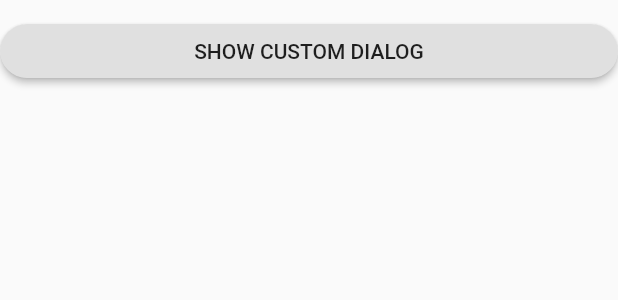
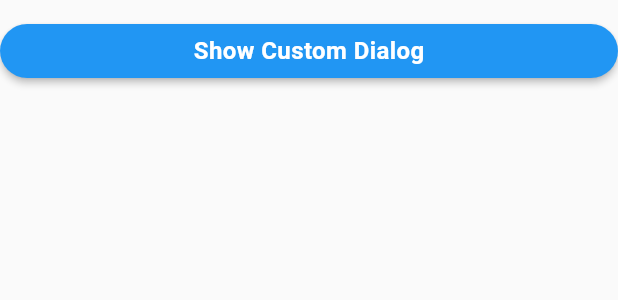
Before and after one commit to amitjangid80/multiutillib_flutter, a Flutter app: the DefaultButton widget shown alone on an empty page, opened directly, on a phone screen of 412 x 824 dp. Shown: the top 300 px of the screen. Run offline on Flutter 3.47's test engine with Material 2 defaults, Android fonts, the phone set to English and light mode, and no system bars; our stand-ins replace device_info, package_info, progress_dialog, shimmer, simple_animations; missing offline and left inert: connectivity_wrapper.

Commit message:
1. Fixed bug in [OTPTextField] widget where entered otp was not available 2. Updated [DefaultButton] to use [ElevatedButton]

```diff
--- a/example/lib/main.dart
+++ b/example/lib/main.dart
@@ -125,7 +125,10 @@ class _MyHomePageState extends State<MyHomePage> with SingleTickerProviderStateM
                 ),
                 const SizedBox(height: 10),
                 LoadingWidget(itemCount: 1),
-                OTPTextField(noOfOtpFields: 6),
+                OTPTextField(
+                  noOfOtpFields: 6,
+                  onCompleted: (_enteredOtp) => debugPrint('entered otp is: $_enteredOtp'),
+                ),
                 const SizedBox(height: 10),
                 RichTextWidget(
                   caption: 'Rich',
--- a/lib/widgets/default_button.dart
+++ b/lib/widgets/default_button.dart
@@ -5,16 +5,25 @@ import 'package:flutter/material.dart';
 /// This widget will build a custom shaped Button
 class DefaultButton extends StatelessWidget {
   final String text;
+  final Color btnColor;
   final Function onPressed;
   final double borderRadius;
+  final TextStyle btnTextStyle;
   final EdgeInsetsGeometry margin;
   final bool isEnabled, isUpperCase;
 
   DefaultButton({
+    this.btnColor,
     this.isEnabled = true,
     this.borderRadius = 24,
     this.isUpperCase = true,
     this.margin = const EdgeInsets.only(top: 10),
+    this.btnTextStyle = const TextStyle(
+      fontSize: 16,
+      letterSpacing: 0.27,
+      color: Colors.white,
+      fontWeight: FontWeight.bold,
+    ),
     @required this.text,
     @required this.onPressed,
   });
@@ -24,10 +33,15 @@ class DefaultButton extends StatelessWidget {
     return Container(
       margin: margin,
       width: double.infinity,
-      child: RaisedButton(
+      child: ElevatedButton(
+        clipBehavior: Clip.antiAlias,
+        child: Text(text, style: btnTextStyle),
         onPressed: isEnabled ? onPressed : null,
-        shape: RoundedRectangleBorder(borderRadius: BorderRadius.circular(borderRadius)),
-        child: Text(isUpperCase ? text.toUpperCase() : text, style: Theme.of(context).textTheme.button),
+        style: ElevatedButton.styleFrom(
+          primary: btnColor,
+          visualDensity: VisualDensity.adaptivePlatformDensity,
+          shape: RoundedRectangleBorder(borderRadius: BorderRadius.circular(borderRadius)),
+        ),
       ),
     );
   }
--- a/pubspec.yaml
+++ b/pubspec.yaml
@@ -1,6 +1,6 @@
 name: multiutillib
 description: A new Flutter package with multiple utilities to use on the go and ease in development process.
-version: 0.0.5
+version: 0.0.6
 authors:
   - Amit Jangid<amitjangid80@yahoo.in>
 homepage: https://github.com/amitjangid80/multiutillib_flutter.git
@@ -15,7 +15,7 @@ dependencies:
   intl: ^0.16.1
   shimmer: ^1.1.2
   device_info: ^1.0.0
-  url_launcher: ^5.7.6
+  url_launcher: ^5.7.10
   package_info: ^0.4.3+4
   progress_dialog: ^1.2.4
   simple_animations: ^2.5.1
```
Also changed, not shown: lib/widgets/otp_text_field.dart (+113 -24 lines), example/pubspec.lock, 4 other files.
